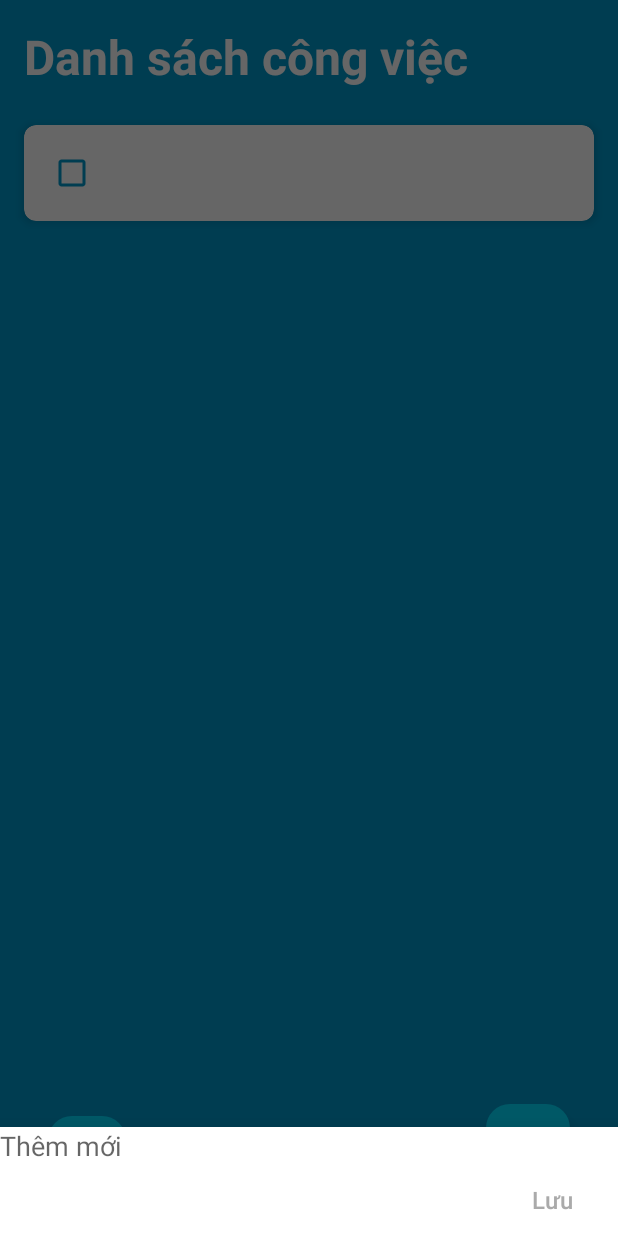
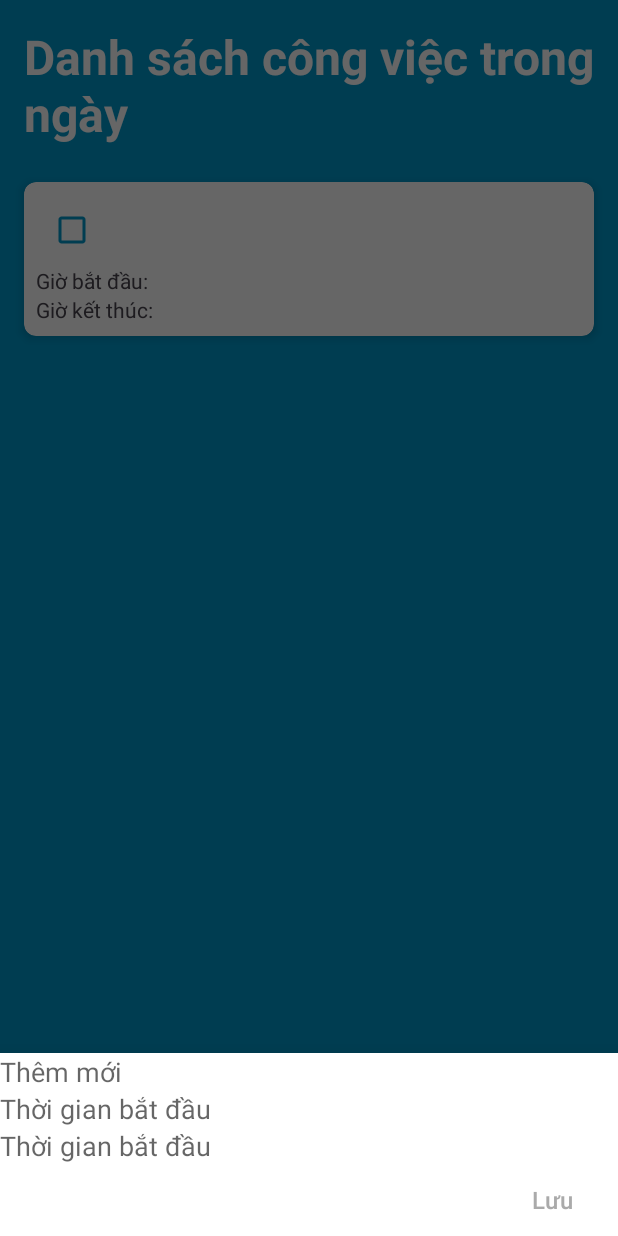
Before and after one commit to NgTuanDung029/BTL_Android_62TH2_TodoApp, an Android app: the MainActivity screen opened directly, with no data from a screen before it, after a tap on an icon or button, on a phone screen of 412 x 824 dp. Run offline under Robolectric (Android 15) with nearby library versions, the phone set to English and light mode, and no system bars.

Commit message:
Sửa lỗi recyclerView

```diff
--- a/TodoApp/app/src/main/java/com/example/todoapp/Adapter/AlarmReceiver.java
+++ b/TodoApp/app/src/main/java/com/example/todoapp/Adapter/AlarmReceiver.java
@@ -24,7 +24,7 @@ public class AlarmReceiver extends BroadcastReceiver {
         NotificationCompat.Builder builder = new NotificationCompat.Builder(context, "todo")
                 .setSmallIcon(R.drawable.baseline_notifications_24)
                 .setContentTitle("Cánh bảo!")
-                .setContentText("Có công việc đã quá hạn")
+                .setContentText("Có công việc sắp quá hạn")
                 .setAutoCancel(true)
                 .setSound(soundUri)
                 .setDefaults(NotificationCompat.DEFAULT_ALL)
--- a/TodoApp/app/src/main/java/com/example/todoapp/Adapter/ToDoAdapter.java
+++ b/TodoApp/app/src/main/java/com/example/todoapp/Adapter/ToDoAdapter.java
@@ -7,6 +7,7 @@ import android.view.View;
 import android.view.ViewGroup;
 import android.widget.CheckBox;
 import android.widget.CompoundButton;
+import android.widget.TextView;
 
 import androidx.recyclerview.widget.RecyclerView;
 
@@ -41,6 +42,8 @@ public class ToDoAdapter extends RecyclerView.Adapter<ToDoAdapter.ViewHolder> {
         db.openDatabase();
         ToDoModel item = todoList.get(position);
         holder.task.setText(item.getTask());
+        holder.toDoStart.setText("Giờ bắt đầu:" + item.getStartTime());
+        holder.toDoEnd.setText("Giờ kết thúc:"+item.getEndTime());
         holder.task.setChecked(toBoolean(item.getStatus()));
         holder.task.setOnCheckedChangeListener(new CompoundButton.OnCheckedChangeListener() {
             @Override
@@ -86,15 +89,19 @@ public class ToDoAdapter extends RecyclerView.Adapter<ToDoAdapter.ViewHolder> {
         Bundle bundle = new Bundle();
         bundle.putInt("id", item.getId());
         bundle.putString("task", item.getTask());
+        bundle.putString("startTime", item.getStartTime());
+        bundle.putString("endTime", item.getEndTime());
         AddNewTask fragment = new AddNewTask();
         fragment.setArguments(bundle);
         fragment.show(activity.getSupportFragmentManager(), AddNewTask.TAG);
     }
     public static class ViewHolder extends RecyclerView.ViewHolder{
         CheckBox task;
-
+        TextView toDoStart, toDoEnd;
         public ViewHolder(View view){
             super(view);
+            toDoStart=view.findViewById(R.id.toDoStart);
+            toDoEnd=view.findViewById(R.id.toDoEnd);
             task=view.findViewById(R.id.todoCheckBox);
         }
     }
--- a/TodoApp/app/src/main/java/com/example/todoapp/AddNewTask.java
+++ b/TodoApp/app/src/main/java/com/example/todoapp/AddNewTask.java
@@ -22,7 +22,7 @@ import com.google.android.material.bottomsheet.BottomSheetDialogFragment;
 public class AddNewTask extends BottomSheetDialogFragment {
     public static final String TAG = "ActionBottomDialog";
 
-    private EditText newTaskText;
+    private EditText newTaskText, newStartTimeText, newEndTimeText;
     private Button newTaskSaveButton;
     private DatabaseHandler db;
 
@@ -47,6 +47,8 @@ public class AddNewTask extends BottomSheetDialogFragment {
     public void onViewCreated(View view, Bundle savedInstanceState){
         super.onViewCreated(view, savedInstanceState);
         newTaskText = getView().findViewById(R.id.newTaskText);
+        newStartTimeText = getView().findViewById(R.id.startTimeText);
+        newEndTimeText = getView().findViewById(R.id.endTimeText);
         newTaskSaveButton = getView().findViewById(R.id.newTaskButton);
 
         db = new DatabaseHandler(getActivity());
@@ -57,7 +59,11 @@ public class AddNewTask extends BottomSheetDialogFragment {
         if(bundle != null){
             isUpdate = true;
             String task = bundle.getString("task");
+            String startTime = bundle.getString("startTime");
+            String endTime = bundle.getString("endTime");
             newTaskText.setText(task);
+            newStartTimeText.setText(startTime);
+            newEndTimeText.setText(endTime);
             if (task.length()>0)
                 newTaskSaveButton.setTextColor(ContextCompat.getColor(getContext(),R.color.colorPrimaryDark));
         }
@@ -89,12 +95,16 @@ public class AddNewTask extends BottomSheetDialogFragment {
             @Override
             public void onClick(View v) {
                 String text = newTaskText.getText().toString();
+                String startTime = newStartTimeText.getText().toString();
+                String endTime = newEndTimeText.getText().toString();
                 if(finalIsUpdate){
-                    db.updateTask(bundle.getInt("id"), text);
+                    db.updateTask(bundle.getInt("id"), text, startTime, endTime);
                 }
                 else {
                     ToDoModel task = new ToDoModel();
                     task.setTask(text);
+                    task.setStartTime(startTime);
+                    task.setEndTime(endTime);
                     task.setStatus(0);
                     db.insertTask(task);
                 }
--- a/TodoApp/app/src/main/java/com/example/todoapp/ClockActivity.java
+++ b/TodoApp/app/src/main/java/com/example/todoapp/ClockActivity.java
@@ -43,7 +43,7 @@ public class ClockActivity extends AppCompatActivity {
                         .setMinute(0)
                         .setTitleText("Chọn giờ")
                         .build();
-                timePicker.show(getSupportFragmentManager(), "androidknowledge");
+                timePicker.show(getSupportFragmentManager(), "todo");
                 timePicker.addOnPositiveButtonClickListener(new View.OnClickListener() {
                     @Override
                     public void onClick(View view) {
@@ -69,7 +69,9 @@ public class ClockActivity extends AppCompatActivity {
                 alarmManager = (AlarmManager) getSystemService(Context.ALARM_SERVICE);
                 Intent intent = new Intent(ClockActivity.this, AlarmReceiver.class);
                 pendingIntent = PendingIntent.getBroadcast(ClockActivity.this, 0, intent, PendingIntent.FLAG_IMMUTABLE);
-                alarmManager.setInexactRepeating(AlarmManager.RTC_WAKEUP, calendar.getTimeInMillis(),
+                Calendar alarmTime = (Calendar) calendar.clone(); // Create a copy of the selected time
+                alarmTime.add(Calendar.MINUTE, -10); // Subtract 5 minutes from the selected time
+                alarmManager.setInexactRepeating(AlarmManager.RTC_WAKEUP, alarmTime.getTimeInMillis(),
                         AlarmManager.INTERVAL_DAY, pendingIntent);
                 Toast.makeText(ClockActivity.this, "Đã đặt báo thức", Toast.LENGTH_SHORT).show();
             }
--- a/TodoApp/app/src/main/java/com/example/todoapp/Model/ToDoModel.java
+++ b/TodoApp/app/src/main/java/com/example/todoapp/Model/ToDoModel.java
@@ -3,7 +3,8 @@ package com.example.todoapp.Model;
 public class ToDoModel {
     private int id, status;
     private String task;
-
+    private String startTime;
+    private String endTime;
     public int getId() {
         return id;
     }
@@ -28,5 +29,17 @@ public class ToDoModel {
         this.task = task;
     }
 
+    public String getStartTime() {
+        return startTime;
+    }
 
+    public void setStartTime(String startTime) {
+        this.startTime = startTime;
+    }
+    public String getEndTime() {
+        return endTime;
+    }
+    public void setEndTime(String endTime) {
+        this.endTime = endTime;
+    }
 }
--- a/TodoApp/app/src/main/java/com/example/todoapp/Utils/DatabaseHandler.java
+++ b/TodoApp/app/src/main/java/com/example/todoapp/Utils/DatabaseHandler.java
@@ -18,8 +18,10 @@ public class DatabaseHandler extends SQLiteOpenHelper {
     private static final String TODO_TABLE = "todo";
     private static final String ID = "id";
     private static final String TASK = "task";
+    private static final String START_TIME = "startTime";
+    private static final String END_TIME = "endTime";
     private static final String STATUS = "status";
-    private static final String CREATE_TODO_TABLE = "CREATE TABLE "+ TODO_TABLE + "(" + ID + " INTEGER PRIMARY KEY AUTOINCREMENT, " + TASK + " TEXT, " + STATUS + " INTEGER)";
+    private static final String CREATE_TODO_TABLE = "CREATE TABLE " + TODO_TABLE + "(" + ID + " INTEGER PRIMARY KEY AUTOINCREMENT, " + TASK + " TEXT, " + STATUS + " INTEGER, " + START_TIME + " TEXT, " + END_TIME + " TEXT)";
     private SQLiteDatabase db;
 
     public DatabaseHandler(Context context){
@@ -47,6 +49,8 @@ public class DatabaseHandler extends SQLiteOpenHelper {
         ContentValues cv = new ContentValues();
         cv.put(TASK, task.getTask());
         cv.put(STATUS, 0);
+        cv.put(START_TIME, task.getStartTime());
+        cv.put(END_TIME, task.getEndTime());
         db.insert(TODO_TABLE, null,cv);
     }
 
@@ -64,6 +68,8 @@ public class DatabaseHandler extends SQLiteOpenHelper {
                          task.setId(cur.getInt(cur.getColumnIndex(ID)));
                          task.setTask(cur.getString(cur.getColumnIndex(TASK)));
                          task.setStatus(cur.getInt(cur.getColumnIndex(STATUS)));
+                         task.setStartTime(cur.getString(cur.getColumnIndex(START_TIME)));
+                         task.setEndTime(cur.getString(cur.getColumnIndex(END_TIME)));
                          taskList.add(task);
                      }while (cur.moveToNext());
                  }
@@ -82,9 +88,11 @@ public class DatabaseHandler extends SQLiteOpenHelper {
         db.update(TODO_TABLE, cv, ID + "= ?", new String[] {String.valueOf(id)});
     }
 
-    public void updateTask(int id, String task){
+    public void updateTask(int id, String task , String starTime, String endTime){
         ContentValues cv = new ContentValues();
         cv.put(TASK, task);
+        cv.put(START_TIME, starTime);
+        cv.put(END_TIME, endTime);
         db.update(TODO_TABLE, cv, ID + "= ?", new String[] {String.valueOf(id)});
     }
 
--- a/TodoApp/app/src/main/res/layout/activity_main.xml
+++ b/TodoApp/app/src/main/res/layout/activity_main.xml
@@ -9,7 +9,7 @@
         android:layout_width="wrap_content"
         android:layout_height="wrap_content"
         android:textStyle="bold"
-        android:text="Danh sách công việc"
+        android:text="Danh sách công việc trong ngày"
         android:textColor="@android:color/white"
         android:layout_marginStart="16dp"
         android:layout_marginBottom="16dp"
--- a/TodoApp/app/src/main/res/layout/new_task.xml
+++ b/TodoApp/app/src/main/res/layout/new_task.xml
@@ -9,11 +9,31 @@
         android:textAppearance="@style/TextAppearance.AppCompat.Medium"
         android:hint="Thêm mới">
     </EditText>
+    <EditText
+        android:id="@+id/startTimeText"
+        android:layout_width="match_parent"
+        android:layout_height="wrap_content"
+        android:background="@null"
+        android:layout_below="@id/newTaskText"
+        android:textAppearance="@style/TextAppearance.AppCompat.Medium"
+        android:timePickerMode="spinner"
+        android:hint="Thời gian bắt đầu">
+    </EditText>
+    <EditText
+        android:id="@+id/endTimeText"
+        android:layout_width="match_parent"
+        android:layout_height="wrap_content"
+        android:background="@null"
+        android:layout_below="@id/startTimeText"
+        android:textAppearance="@style/TextAppearance.AppCompat.Medium"
+        android:timePickerMode="spinner"
+        android:hint="Thời gian bắt đầu">
+    </EditText>
     <Button
         android:id="@+id/newTaskButton"
         android:layout_width="wrap_content"
         android:layout_height="wrap_content"
-        android:layout_below="@id/newTaskText"
+        android:layout_below="@id/endTimeText"
         android:layout_alignParentEnd="true"
         android:textSize="16sp"
         android:text="Lưu"
--- a/TodoApp/app/src/main/res/layout/task_layout.xml
+++ b/TodoApp/app/src/main/res/layout/task_layout.xml
@@ -19,5 +19,17 @@
             android:paddingStart="8dp"
             android:buttonTint="@android:color/holo_blue_dark">
         </CheckBox>
+        <TextView
+            android:id="@+id/toDoStart"
+            android:layout_width="wrap_content"
+            android:layout_height="wrap_content"
+            android:layout_below="@+id/todoCheckBox">
+        </TextView>
+        <TextView
+            android:id="@+id/toDoEnd"
+            android:layout_width="wrap_content"
+            android:layout_height="wrap_content"
+            android:layout_below="@+id/toDoStart">
+        </TextView>
     </RelativeLayout>
 </androidx.cardview.widget.CardView>
```
